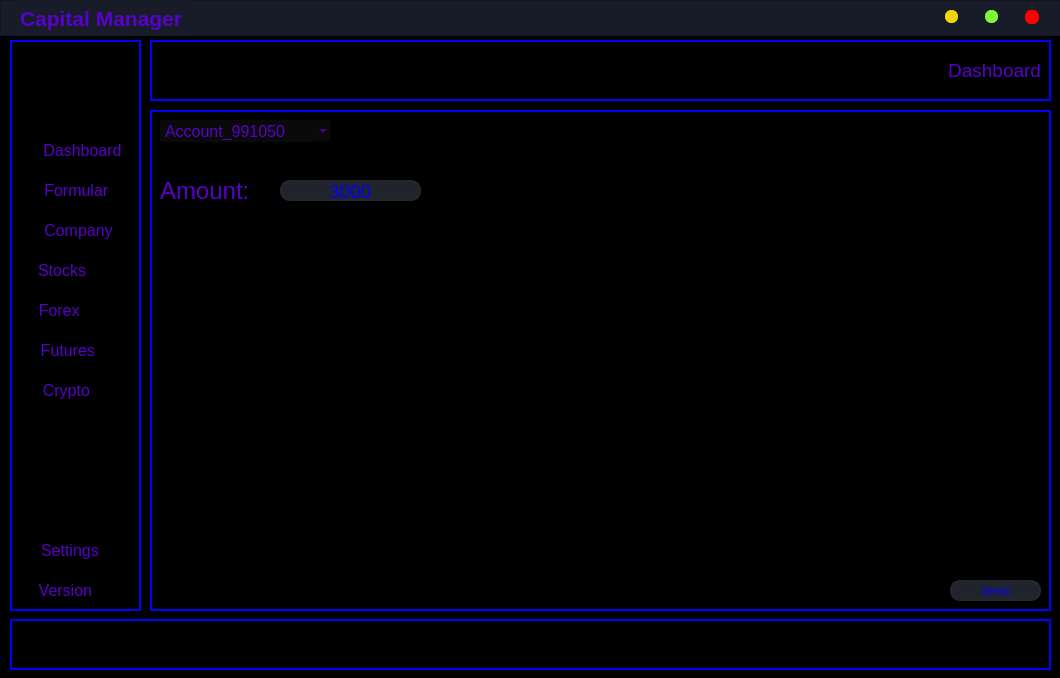
Qt form CapitalManager/main.ui (0xProtocol/FinancalManager) before a commit.
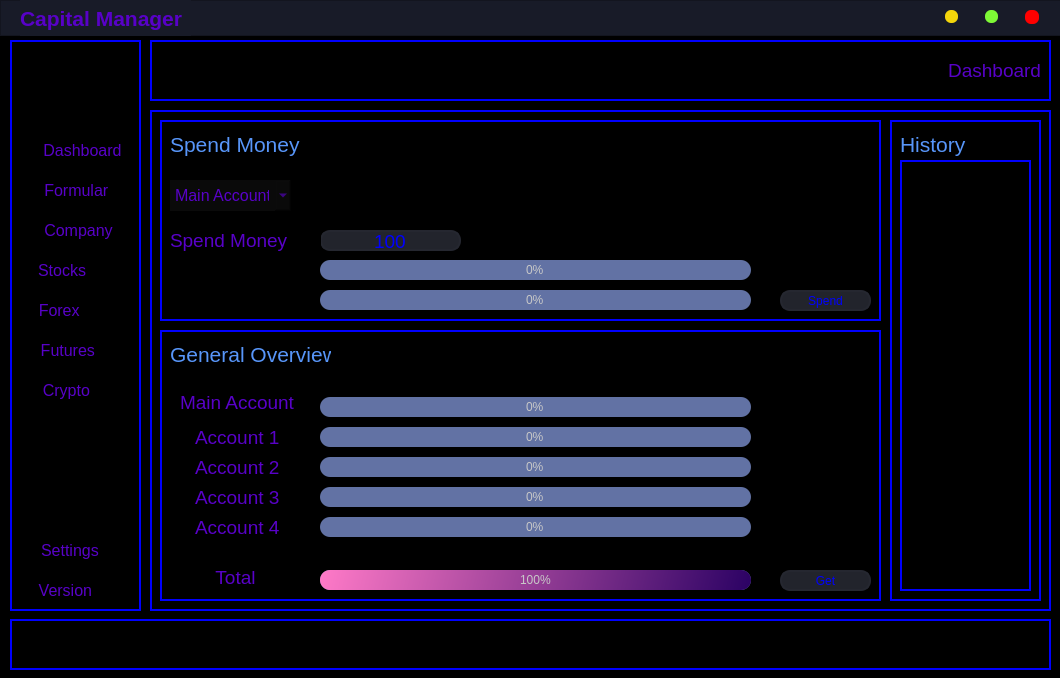
The same form after that commit. Icons and pictures are not drawn.

Commit message: Added History, Boxes, General Overview

Patch:
```diff
--- a/CapitalManager/main.ui
+++ b/CapitalManager/main.ui
@@ -829,7 +829,7 @@
      </size>
     </property>
    </widget>
-   <widget class="QFrame" name="frame">
+   <widget class="QFrame" name="frameup">
     <property name="geometry">
      <rect>
       <x>0</x>
@@ -954,122 +954,245 @@
     <property name="frameShadow">
      <enum>QFrame::Raised</enum>
     </property>
-    <widget class="QLabel" name="lblSpendMoney">
+    <widget class="QFrame" name="frameAccountStatistic">
      <property name="geometry">
       <rect>
-       <x>20</x>
-       <y>97</y>
-       <width>151</width>
-       <height>61</height>
+       <x>10</x>
+       <y>220</y>
+       <width>721</width>
+       <height>271</height>
       </rect>
      </property>
-     <property name="font">
-      <font>
-       <family>Segoe UI</family>
-       <pointsize>14</pointsize>
-      </font>
+     <property name="frameShape">
+      <enum>QFrame::StyledPanel</enum>
      </property>
-     <property name="styleSheet">
-      <string notr="true">color: rgb(88, 1, 200);
- border-top: 0px solid blue; 
- border-left: 0px solid blue; 
- border-right: 0px solid blue; 
- border-bottom: 0px solid blue; </string>
+     <property name="frameShadow">
+      <enum>QFrame::Raised</enum>
      </property>
-     <property name="text">
-      <string>Spend Money</string>
-     </property>
-    </widget>
-    <widget class="QComboBox" name="cbspendmoney">
-     <property name="geometry">
-      <rect>
-       <x>20</x>
-       <y>77</y>
-       <width>121</width>
-       <height>31</height>
-      </rect>
-     </property>
-     <property name="font">
-      <font>
-       <family>Segoe UI</family>
-       <pointsize>12</pointsize>
-      </font>
-     </property>
-     <property name="styleSheet">
-      <string notr="true">background-color: rgb(10,10,10);
-color: rgb(88, 1, 200);
+     <widget class="QProgressBar" name="pbAccount1">
+      <property name="geometry">
+       <rect>
+        <x>160</x>
+        <y>97</y>
+        <width>431</width>
+        <height>20</height>
+       </rect>
+      </property>
+      <property name="styleSheet">
+       <string notr="true">QProgressBar {
+	
+	background-color: rgb(98, 114, 164);
+	color: rgb(200, 200, 200);
+	border-style: none;
+	border-radius: 10px;
+	text-align: center;
+}
+QProgressBar::chunk{
+	border-radius: 10px;
+	background-color: qlineargradient(spread:pad, x1:0, y1:0.511364, x2:1, y2:0.523, stop:0 rgba(254, 121, 199, 255), stop:1 rgba(170, 85, 255, 255));
+}</string>
+      </property>
+      <property name="value">
+       <number>0</number>
+      </property>
+     </widget>
+     <widget class="QLabel" name="lblAccount2">
+      <property name="geometry">
+       <rect>
+        <x>35</x>
+        <y>127</y>
+        <width>91</width>
+        <height>21</height>
+       </rect>
+      </property>
+      <property name="font">
+       <font>
+        <family>Segoe UI</family>
+        <pointsize>14</pointsize>
+       </font>
+      </property>
+      <property name="styleSheet">
+       <string notr="true">color: rgb(88, 1, 200);
  border-top: 0px solid blue; 
  border-left: 0px solid blue; 
  border-right: 0px solid blue; 
  border-bottom: 0px solid blue; </string>
-     </property>
-     <property name="editable">
-      <bool>false</bool>
-     </property>
-     <property name="currentText">
-      <string>Main Account</string>
-     </property>
-     <item>
-      <property name="text">
-       <string>Main Account</string>
       </property>
-     </item>
-     <item>
-      <property name="text">
-       <string>Account 1</string>
-      </property>
-     </item>
-     <item>
       <property name="text">
        <string>Account 2</string>
       </property>
-     </item>
-     <item>
+     </widget>
+     <widget class="QLabel" name="lblAccount3">
+      <property name="geometry">
+       <rect>
+        <x>35</x>
+        <y>157</y>
+        <width>91</width>
+        <height>21</height>
+       </rect>
+      </property>
+      <property name="font">
+       <font>
+        <family>Segoe UI</family>
+        <pointsize>14</pointsize>
+       </font>
+      </property>
+      <property name="styleSheet">
+       <string notr="true">color: rgb(88, 1, 200);
+ border-top: 0px solid blue; 
+ border-left: 0px solid blue; 
+ border-right: 0px solid blue; 
+ border-bottom: 0px solid blue; </string>
+      </property>
       <property name="text">
        <string>Account 3</string>
       </property>
-     </item>
-     <item>
+     </widget>
+     <widget class="QLabel" name="lblAccount1">
+      <property name="geometry">
+       <rect>
+        <x>35</x>
+        <y>97</y>
+        <width>91</width>
+        <height>21</height>
+       </rect>
+      </property>
+      <property name="font">
+       <font>
+        <family>Segoe UI</family>
+        <pointsize>14</pointsize>
+       </font>
+      </property>
+      <property name="styleSheet">
+       <string notr="true">color: rgb(88, 1, 200);
+ border-top: 0px solid blue; 
+ border-left: 0px solid blue; 
+ border-right: 0px solid blue; 
+ border-bottom: 0px solid blue; </string>
+      </property>
+      <property name="text">
+       <string>Account 1</string>
+      </property>
+     </widget>
+     <widget class="QProgressBar" name="pbAccount2">
+      <property name="geometry">
+       <rect>
+        <x>160</x>
+        <y>127</y>
+        <width>431</width>
+        <height>20</height>
+       </rect>
+      </property>
+      <property name="styleSheet">
+       <string notr="true">QProgressBar {
+	
+	background-color: rgb(98, 114, 164);
+	color: rgb(200, 200, 200);
+	border-style: none;
+	border-radius: 10px;
+	text-align: center;
+}
+QProgressBar::chunk{
+	border-radius: 10px;
+	background-color: qlineargradient(spread:pad, x1:0, y1:0.511364, x2:1, y2:0.523, stop:0 rgba(254, 121, 199, 255), stop:1 rgba(170, 85, 255, 255));
+}</string>
+      </property>
+      <property name="value">
+       <number>0</number>
+      </property>
+     </widget>
+     <widget class="QLabel" name="lblTotal">
+      <property name="geometry">
+       <rect>
+        <x>30</x>
+        <y>237</y>
+        <width>91</width>
+        <height>21</height>
+       </rect>
+      </property>
+      <property name="font">
+       <font>
+        <family>Segoe UI</family>
+        <pointsize>14</pointsize>
+       </font>
+      </property>
+      <property name="styleSheet">
+       <string notr="true">color: rgb(88, 1, 200);
+ border-top: 0px solid blue; 
+ border-left: 0px solid blue; 
+ border-right: 0px solid blue; 
+ border-bottom: 0px solid blue; </string>
+      </property>
+      <property name="text">
+       <string>Total</string>
+      </property>
+      <property name="alignment">
+       <set>Qt::AlignCenter</set>
+      </property>
+     </widget>
+     <widget class="QLabel" name="lblMainAccount">
+      <property name="geometry">
+       <rect>
+        <x>20</x>
+        <y>62</y>
+        <width>121</width>
+        <height>21</height>
+       </rect>
+      </property>
+      <property name="font">
+       <font>
+        <family>Segoe UI</family>
+        <pointsize>14</pointsize>
+       </font>
+      </property>
+      <property name="styleSheet">
+       <string notr="true">color: rgb(88, 1, 200);
+ border-top: 0px solid blue; 
+ border-left: 0px solid blue; 
+ border-right: 0px solid blue; 
+ border-bottom: 0px solid blue; </string>
+      </property>
+      <property name="text">
+       <string>Main Account</string>
+      </property>
+     </widget>
+     <widget class="QLabel" name="lblAccount4">
+      <property name="geometry">
+       <rect>
+        <x>35</x>
+        <y>187</y>
+        <width>91</width>
+        <height>21</height>
+       </rect>
+      </property>
+      <property name="font">
+       <font>
+        <family>Segoe UI</family>
+        <pointsize>14</pointsize>
+       </font>
+      </property>
+      <property name="styleSheet">
+       <string notr="true">color: rgb(88, 1, 200);
+ border-top: 0px solid blue; 
+ border-left: 0px solid blue; 
+ border-right: 0px solid blue; 
+ border-bottom: 0px solid blue; </string>
+      </property>
       <property name="text">
        <string>Account 4</string>
       </property>
-     </item>
-    </widget>
-    <widget class="QPushButton" name="btnSend_2">
-     <property name="geometry">
-      <rect>
-       <x>800</x>
-       <y>470</y>
-       <width>91</width>
-       <height>21</height>
-      </rect>
-     </property>
-     <property name="styleSheet">
-      <string notr="true">QPushButton{
-border: 2px solid rgb(37,39,48);
-border-radius: 10px;
-color: #FFF;
-padding-left: 20px;
-padding-right: 20px;
-background-color: rgb(34,36,44);
-color:rgb(0,0,255);
-}</string>
-     </property>
-     <property name="text">
-      <string>Get</string>
-     </property>
-    </widget>
-    <widget class="QProgressBar" name="pbMainAccount">
-     <property name="geometry">
-      <rect>
-       <x>160</x>
-       <y>297</y>
-       <width>431</width>
-       <height>20</height>
-      </rect>
-     </property>
-     <property name="styleSheet">
-      <string notr="true">QProgressBar {
+     </widget>
+     <widget class="QProgressBar" name="pbAccount4">
+      <property name="geometry">
+       <rect>
+        <x>160</x>
+        <y>187</y>
+        <width>431</width>
+        <height>20</height>
+       </rect>
+      </property>
+      <property name="styleSheet">
+       <string notr="true">QProgressBar {
 	
 	background-color: rgb(98, 114, 164);
 	color: rgb(200, 200, 200);
@@ -1081,28 +1204,22 @@
 	border-radius: 10px;
 	background-color: qlineargradient(spread:pad, x1:0, y1:0.511364, x2:1, y2:0.523, stop:0 rgba(254, 121, 199, 255), stop:1 rgba(170, 85, 255, 255));
 }</string>
-     </property>
-     <property name="maximum">
-      <number>100</number>
-     </property>
-     <property name="value">
-      <number>0</number>
-     </property>
-     <property name="format">
-      <string>%p%</string>
-     </property>
-    </widget>
-    <widget class="QProgressBar" name="pbAccount2">
-     <property name="geometry">
-      <rect>
-       <x>160</x>
-       <y>357</y>
-       <width>431</width>
-       <height>20</height>
-      </rect>
-     </property>
-     <property name="styleSheet">
-      <string notr="true">QProgressBar {
+      </property>
+      <property name="value">
+       <number>0</number>
+      </property>
+     </widget>
+     <widget class="QProgressBar" name="pbMainAccount">
+      <property name="geometry">
+       <rect>
+        <x>160</x>
+        <y>67</y>
+        <width>431</width>
+        <height>20</height>
+       </rect>
+      </property>
+      <property name="styleSheet">
+       <string notr="true">QProgressBar {
 	
 	background-color: rgb(98, 114, 164);
 	color: rgb(200, 200, 200);
@@ -1114,319 +1231,28 @@
 	border-radius: 10px;
 	background-color: qlineargradient(spread:pad, x1:0, y1:0.511364, x2:1, y2:0.523, stop:0 rgba(254, 121, 199, 255), stop:1 rgba(170, 85, 255, 255));
 }</string>
-     </property>
-     <property name="value">
-      <number>0</number>
-     </property>
-    </widget>
-    <widget class="QProgressBar" name="pbAccount3">
-     <property name="geometry">
-      <rect>
-       <x>160</x>
-       <y>387</y>
-       <width>431</width>
-       <height>20</height>
-      </rect>
-     </property>
-     <property name="styleSheet">
-      <string notr="true">QProgressBar {
-	
-	background-color: rgb(98, 114, 164);
-	color: rgb(200, 200, 200);
-	border-style: none;
-	border-radius: 10px;
-	text-align: center;
-}
-QProgressBar::chunk{
-	border-radius: 10px;
-	background-color: qlineargradient(spread:pad, x1:0, y1:0.511364, x2:1, y2:0.523, stop:0 rgba(254, 121, 199, 255), stop:1 rgba(170, 85, 255, 255));
-}</string>
-     </property>
-     <property name="value">
-      <number>0</number>
-     </property>
-    </widget>
-    <widget class="QProgressBar" name="pbAccount4">
-     <property name="geometry">
-      <rect>
-       <x>160</x>
-       <y>417</y>
-       <width>431</width>
-       <height>20</height>
-      </rect>
-     </property>
-     <property name="styleSheet">
-      <string notr="true">QProgressBar {
-	
-	background-color: rgb(98, 114, 164);
-	color: rgb(200, 200, 200);
-	border-style: none;
-	border-radius: 10px;
-	text-align: center;
-}
-QProgressBar::chunk{
-	border-radius: 10px;
-	background-color: qlineargradient(spread:pad, x1:0, y1:0.511364, x2:1, y2:0.523, stop:0 rgba(254, 121, 199, 255), stop:1 rgba(170, 85, 255, 255));
-}</string>
-     </property>
-     <property name="value">
-      <number>0</number>
-     </property>
-    </widget>
-    <widget class="QProgressBar" name="pbAccount1">
-     <property name="geometry">
-      <rect>
-       <x>160</x>
-       <y>327</y>
-       <width>431</width>
-       <height>20</height>
-      </rect>
-     </property>
-     <property name="styleSheet">
-      <string notr="true">QProgressBar {
-	
-	background-color: rgb(98, 114, 164);
-	color: rgb(200, 200, 200);
-	border-style: none;
-	border-radius: 10px;
-	text-align: center;
-}
-QProgressBar::chunk{
-	border-radius: 10px;
-	background-color: qlineargradient(spread:pad, x1:0, y1:0.511364, x2:1, y2:0.523, stop:0 rgba(254, 121, 199, 255), stop:1 rgba(170, 85, 255, 255));
-}</string>
-     </property>
-     <property name="value">
-      <number>0</number>
-     </property>
-    </widget>
-    <widget class="QLabel" name="lblMainAccount">
-     <property name="geometry">
-      <rect>
-       <x>20</x>
-       <y>292</y>
-       <width>121</width>
-       <height>21</height>
-      </rect>
-     </property>
-     <property name="font">
-      <font>
-       <family>Segoe UI</family>
-       <pointsize>14</pointsize>
-      </font>
-     </property>
-     <property name="styleSheet">
-      <string notr="true">color: rgb(88, 1, 200);
- border-top: 0px solid blue; 
- border-left: 0px solid blue; 
- border-right: 0px solid blue; 
- border-bottom: 0px solid blue; </string>
-     </property>
-     <property name="text">
-      <string>Main Account</string>
-     </property>
-    </widget>
-    <widget class="QLabel" name="lblAccount1">
-     <property name="geometry">
-      <rect>
-       <x>35</x>
-       <y>327</y>
-       <width>91</width>
-       <height>21</height>
-      </rect>
-     </property>
-     <property name="font">
-      <font>
-       <family>Segoe UI</family>
-       <pointsize>14</pointsize>
-      </font>
-     </property>
-     <property name="styleSheet">
-      <string notr="true">color: rgb(88, 1, 200);
- border-top: 0px solid blue; 
- border-left: 0px solid blue; 
- border-right: 0px solid blue; 
- border-bottom: 0px solid blue; </string>
-     </property>
-     <property name="text">
-      <string>Account 1</string>
-     </property>
-    </widget>
-    <widget class="QLabel" name="lblAccount2">
-     <property name="geometry">
-      <rect>
-       <x>35</x>
-       <y>357</y>
-       <width>91</width>
-       <height>21</height>
-      </rect>
-     </property>
-     <property name="font">
-      <font>
-       <family>Segoe UI</family>
-       <pointsize>14</pointsize>
-      </font>
-     </property>
-     <property name="styleSheet">
-      <string notr="true">color: rgb(88, 1, 200);
- border-top: 0px solid blue; 
- border-left: 0px solid blue; 
- border-right: 0px solid blue; 
- border-bottom: 0px solid blue; </string>
-     </property>
-     <property name="text">
-      <string>Account 2</string>
-     </property>
-    </widget>
-    <widget class="QLabel" name="lblAccount4">
-     <property name="geometry">
-      <rect>
-       <x>35</x>
-       <y>417</y>
-       <width>91</width>
-       <height>21</height>
-      </rect>
-     </property>
-     <property name="font">
-      <font>
-       <family>Segoe UI</family>
-       <pointsize>14</pointsize>
-      </font>
-     </property>
-     <property name="styleSheet">
-      <string notr="true">color: rgb(88, 1, 200);
- border-top: 0px solid blue; 
- border-left: 0px solid blue; 
- border-right: 0px solid blue; 
- border-bottom: 0px solid blue; </string>
-     </property>
-     <property name="text">
-      <string>Account 4</string>
-     </property>
-    </widget>
-    <widget class="QLabel" name="lblAccount3">
-     <property name="geometry">
-      <rect>
-       <x>35</x>
-       <y>387</y>
-       <width>91</width>
-       <height>21</height>
-      </rect>
-     </property>
-     <property name="font">
-      <font>
-       <family>Segoe UI</family>
-       <pointsize>14</pointsize>
-      </font>
-     </property>
-     <property name="styleSheet">
-      <string notr="true">color: rgb(88, 1, 200);
- border-top: 0px solid blue; 
- border-left: 0px solid blue; 
- border-right: 0px solid blue; 
- border-bottom: 0px solid blue; </string>
-     </property>
-     <property name="text">
-      <string>Account 3</string>
-     </property>
-    </widget>
-    <widget class="QLineEdit" name="lespend">
-     <property name="geometry">
-      <rect>
-       <x>170</x>
-       <y>119</y>
-       <width>141</width>
-       <height>21</height>
-      </rect>
-     </property>
-     <property name="font">
-      <font>
-       <pointsize>14</pointsize>
-      </font>
-     </property>
-     <property name="styleSheet">
-      <string notr="true">QLineEdit{
-border: 2px solid rgb(37,39,48);
-border-radius: 10px;
-color: #FFF;
-padding-left: 20px;
-padding-right: 20px;
-background-color: rgb(34,36,44);
-color:rgb(0,0,255);
-}
-QLineEdit:hover { border: 2px solid rgb(48,50,62);}QLineEdit:focus{border:2px solid rgb(48,50,60)n}</string>
-     </property>
-     <property name="text">
-      <string>100</string>
-     </property>
-     <property name="alignment">
-      <set>Qt::AlignCenter</set>
-     </property>
-    </widget>
-    <widget class="QPushButton" name="btnSpend">
-     <property name="geometry">
-      <rect>
-       <x>330</x>
-       <y>118</y>
-       <width>91</width>
-       <height>21</height>
-      </rect>
-     </property>
-     <property name="styleSheet">
-      <string notr="true">QPushButton{
-border: 2px solid rgb(37,39,48);
-border-radius: 10px;
-color: #FFF;
-padding-left: 20px;
-padding-right: 20px;
-background-color: rgb(34,36,44);
-color:rgb(0,0,255);
-}</string>
-     </property>
-     <property name="text">
-      <string>Spend</string>
-     </property>
-    </widget>
-    <widget class="QLabel" name="lblTotal">
-     <property name="geometry">
-      <rect>
-       <x>30</x>
-       <y>467</y>
-       <width>91</width>
-       <height>21</height>
-      </rect>
-     </property>
-     <property name="font">
-      <font>
-       <family>Segoe UI</family>
-       <pointsize>14</pointsize>
-      </font>
-     </property>
-     <property name="styleSheet">
-      <string notr="true">color: rgb(88, 1, 200);
- border-top: 0px solid blue; 
- border-left: 0px solid blue; 
- border-right: 0px solid blue; 
- border-bottom: 0px solid blue; </string>
-     </property>
-     <property name="text">
-      <string>Total</string>
-     </property>
-     <property name="alignment">
-      <set>Qt::AlignCenter</set>
-     </property>
-    </widget>
-    <widget class="QProgressBar" name="pbTotal">
-     <property name="geometry">
-      <rect>
-       <x>160</x>
-       <y>470</y>
-       <width>431</width>
-       <height>20</height>
-      </rect>
-     </property>
-     <property name="styleSheet">
-      <string notr="true">QProgressBar {
+      </property>
+      <property name="maximum">
+       <number>100</number>
+      </property>
+      <property name="value">
+       <number>0</number>
+      </property>
+      <property name="format">
+       <string>%p%</string>
+      </property>
+     </widget>
+     <widget class="QProgressBar" name="pbTotal">
+      <property name="geometry">
+       <rect>
+        <x>160</x>
+        <y>240</y>
+        <width>431</width>
+        <height>20</height>
+       </rect>
+      </property>
+      <property name="styleSheet">
+       <string notr="true">QProgressBar {
 	
 	background-color: rgb(98, 114, 164);
 	color: rgb(200, 200, 200);
@@ -1438,22 +1264,413 @@
 	border-radius: 10px;
 	background-color: qlineargradient(spread:pad, x1:0, y1:0.511364, x2:1, y2:0.523, stop:0 rgba(254, 121, 199, 255), stop:1 rgba(44, 2, 100, 255));
 }</string>
+      </property>
+      <property name="value">
+       <number>100</number>
+      </property>
+     </widget>
+     <widget class="QProgressBar" name="pbAccount3">
+      <property name="geometry">
+       <rect>
+        <x>160</x>
+        <y>157</y>
+        <width>431</width>
+        <height>20</height>
+       </rect>
+      </property>
+      <property name="styleSheet">
+       <string notr="true">QProgressBar {
+	
+	background-color: rgb(98, 114, 164);
+	color: rgb(200, 200, 200);
+	border-style: none;
+	border-radius: 10px;
+	text-align: center;
+}
+QProgressBar::chunk{
+	border-radius: 10px;
+	background-color: qlineargradient(spread:pad, x1:0, y1:0.511364, x2:1, y2:0.523, stop:0 rgba(254, 121, 199, 255), stop:1 rgba(170, 85, 255, 255));
+}</string>
+      </property>
+      <property name="value">
+       <number>0</number>
+      </property>
+     </widget>
+     <widget class="QPushButton" name="btnSend_2">
+      <property name="geometry">
+       <rect>
+        <x>620</x>
+        <y>240</y>
+        <width>91</width>
+        <height>21</height>
+       </rect>
+      </property>
+      <property name="styleSheet">
+       <string notr="true">QPushButton{
+border: 2px solid rgb(37,39,48);
+border-radius: 10px;
+color: #FFF;
+padding-left: 20px;
+padding-right: 20px;
+background-color: rgb(34,36,44);
+color:rgb(0,0,255);
+}</string>
+      </property>
+      <property name="text">
+       <string>Get</string>
+      </property>
+     </widget>
+     <widget class="QLabel" name="lblAccountStatistic">
+      <property name="geometry">
+       <rect>
+        <x>10</x>
+        <y>10</y>
+        <width>161</width>
+        <height>28</height>
+       </rect>
+      </property>
+      <property name="font">
+       <font>
+        <family>Segoe UI</family>
+        <pointsize>16</pointsize>
+        <weight>50</weight>
+        <bold>false</bold>
+       </font>
+      </property>
+      <property name="styleSheet">
+       <string notr="true">color: rgb(88, 150, 250);
+ border-top: 0px solid blue; 
+ border-left: 0px solid blue; 
+ border-right: 0px solid blue; 
+ border-bottom: 0px solid blue; </string>
+      </property>
+      <property name="frameShape">
+       <enum>QFrame::NoFrame</enum>
+      </property>
+      <property name="lineWidth">
+       <number>1</number>
+      </property>
+      <property name="text">
+       <string>General Overview</string>
+      </property>
+     </widget>
+    </widget>
+    <widget class="QFrame" name="frame">
+     <property name="geometry">
+      <rect>
+       <x>10</x>
+       <y>10</y>
+       <width>721</width>
+       <height>201</height>
+      </rect>
      </property>
-     <property name="value">
-      <number>100</number>
+     <property name="frameShape">
+      <enum>QFrame::StyledPanel</enum>
      </property>
+     <property name="frameShadow">
+      <enum>QFrame::Raised</enum>
+     </property>
+     <widget class="QPushButton" name="btnSpend">
+      <property name="geometry">
+       <rect>
+        <x>620</x>
+        <y>170</y>
+        <width>91</width>
+        <height>21</height>
+       </rect>
+      </property>
+      <property name="styleSheet">
+       <string notr="true">QPushButton{
+border: 2px solid rgb(37,39,48);
+border-radius: 10px;
+color: #FFF;
+padding-left: 20px;
+padding-right: 20px;
+background-color: rgb(34,36,44);
+color:rgb(0,0,255);
+}</string>
+      </property>
+      <property name="text">
+       <string>Spend</string>
+      </property>
+     </widget>
+     <widget class="QComboBox" name="cbspendmoney">
+      <property name="geometry">
+       <rect>
+        <x>10</x>
+        <y>60</y>
+        <width>121</width>
+        <height>31</height>
+       </rect>
+      </property>
+      <property name="font">
+       <font>
+        <family>Segoe UI</family>
+        <pointsize>12</pointsize>
+       </font>
+      </property>
+      <property name="styleSheet">
+       <string notr="true">background-color: rgb(10,10,10);
+color: rgb(88, 1, 200);
+ border-top: 0px solid blue; 
+ border-left: 0px solid blue; 
+ border-right: 0px solid blue; 
+ border-bottom: 0px solid blue; </string>
+      </property>
+      <property name="editable">
+       <bool>false</bool>
+      </property>
+      <property name="currentText">
+       <string>Main Account</string>
+      </property>
+      <item>
+       <property name="text">
+        <string>Main Account</string>
+       </property>
+      </item>
+      <item>
+       <property name="text">
+        <string>Account 1</string>
+       </property>
+      </item>
+      <item>
+       <property name="text">
+        <string>Account 2</string>
+       </property>
+      </item>
+      <item>
+       <property name="text">
+        <string>Account 3</string>
+       </property>
+      </item>
+      <item>
+       <property name="text">
+        <string>Account 4</string>
+       </property>
+      </item>
+     </widget>
+     <widget class="QLineEdit" name="lespend">
+      <property name="geometry">
+       <rect>
+        <x>160</x>
+        <y>110</y>
+        <width>141</width>
+        <height>21</height>
+       </rect>
+      </property>
+      <property name="font">
+       <font>
+        <pointsize>14</pointsize>
+       </font>
+      </property>
+      <property name="styleSheet">
+       <string notr="true">QLineEdit{
+border: 2px solid rgb(37,39,48);
+border-radius: 10px;
+color: #FFF;
+padding-left: 20px;
+padding-right: 20px;
+background-color: rgb(34,36,44);
+color:rgb(0,0,255);
+}
+QLineEdit:hover { border: 2px solid rgb(48,50,62);}QLineEdit:focus{border:2px solid rgb(48,50,60)n}</string>
+      </property>
+      <property name="text">
+       <string>100</string>
+      </property>
+      <property name="alignment">
+       <set>Qt::AlignCenter</set>
+      </property>
+     </widget>
+     <widget class="QLabel" name="lblSpendMoney">
+      <property name="geometry">
+       <rect>
+        <x>10</x>
+        <y>110</y>
+        <width>151</width>
+        <height>21</height>
+       </rect>
+      </property>
+      <property name="font">
+       <font>
+        <family>Segoe UI</family>
+        <pointsize>14</pointsize>
+       </font>
+      </property>
+      <property name="styleSheet">
+       <string notr="true">color: rgb(88, 1, 200);
+ border-top: 0px solid blue; 
+ border-left: 0px solid blue; 
+ border-right: 0px solid blue; 
+ border-bottom: 0px solid blue; </string>
+      </property>
+      <property name="text">
+       <string>Spend Money</string>
+      </property>
+     </widget>
+     <widget class="QLabel" name="lblSpendMoney_2">
+      <property name="geometry">
+       <rect>
+        <x>10</x>
+        <y>10</y>
+        <width>131</width>
+        <height>28</height>
+       </rect>
+      </property>
+      <property name="font">
+       <font>
+        <family>Segoe UI</family>
+        <pointsize>16</pointsize>
+        <weight>50</weight>
+        <bold>false</bold>
+       </font>
+      </property>
+      <property name="styleSheet">
+       <string notr="true">color: rgb(88, 150, 250);
+ border-top: 0px solid blue; 
+ border-left: 0px solid blue; 
+ border-right: 0px solid blue; 
+ border-bottom: 0px solid blue; </string>
+      </property>
+      <property name="text">
+       <string>Spend Money</string>
+      </property>
+     </widget>
+     <widget class="QProgressBar" name="pbSpendMoney">
+      <property name="geometry">
+       <rect>
+        <x>160</x>
+        <y>140</y>
+        <width>431</width>
+        <height>20</height>
+       </rect>
+      </property>
+      <property name="styleSheet">
+       <string notr="true">QProgressBar {
+	
+	background-color: rgb(98, 114, 164);
+	color: rgb(200, 200, 200);
+	border-style: none;
+	border-radius: 10px;
+	text-align: center;
+}
+QProgressBar::chunk{
+	border-radius: 10px;
+	background-color: qlineargradient(spread:pad, x1:0, y1:0.511364, x2:1, y2:0.523, stop:0 rgba(254, 121, 199, 255), stop:1 rgba(170, 85, 255, 255));
+}</string>
+      </property>
+      <property name="maximum">
+       <number>100</number>
+      </property>
+      <property name="value">
+       <number>0</number>
+      </property>
+      <property name="format">
+       <string>%p%</string>
+      </property>
+     </widget>
+     <widget class="QProgressBar" name="pbSpendMoneyEuro">
+      <property name="geometry">
+       <rect>
+        <x>160</x>
+        <y>170</y>
+        <width>431</width>
+        <height>20</height>
+       </rect>
+      </property>
+      <property name="styleSheet">
+       <string notr="true">QProgressBar {
+	
+	background-color: rgb(98, 114, 164);
+	color: rgb(200, 200, 200);
+	border-style: none;
+	border-radius: 10px;
+	text-align: center;
+}
+QProgressBar::chunk{
+	border-radius: 10px;
+	background-color: qlineargradient(spread:pad, x1:0, y1:0.511364, x2:1, y2:0.523, stop:0 rgba(254, 121, 199, 255), stop:1 rgba(170, 85, 255, 255));
+}</string>
+      </property>
+      <property name="maximum">
+       <number>100</number>
+      </property>
+      <property name="value">
+       <number>0</number>
+      </property>
+      <property name="format">
+       <string>%p%</string>
+      </property>
+     </widget>
+    </widget>
+    <widget class="QFrame" name="frameHistory">
+     <property name="geometry">
+      <rect>
+       <x>740</x>
+       <y>10</y>
+       <width>151</width>
+       <height>481</height>
+      </rect>
+     </property>
+     <property name="frameShape">
+      <enum>QFrame::StyledPanel</enum>
+     </property>
+     <property name="frameShadow">
+      <enum>QFrame::Raised</enum>
+     </property>
+     <widget class="QLabel" name="lblHistory">
+      <property name="geometry">
+       <rect>
+        <x>10</x>
+        <y>10</y>
+        <width>91</width>
+        <height>28</height>
+       </rect>
+      </property>
+      <property name="font">
+       <font>
+        <family>Segoe UI</family>
+        <pointsize>16</pointsize>
+        <weight>50</weight>
+        <bold>false</bold>
+       </font>
+      </property>
+      <property name="styleSheet">
+       <string notr="true">color: rgb(88, 150, 250);
+ border-top: 0px solid blue; 
+ border-left: 0px solid blue; 
+ border-right: 0px solid blue; 
+ border-bottom: 0px solid blue; </string>
+      </property>
+      <property name="text">
+       <string>History</string>
+      </property>
+     </widget>
+     <widget class="QListWidget" name="listwidgethistory">
+      <property name="geometry">
+       <rect>
+        <x>10</x>
+        <y>40</y>
+        <width>131</width>
+        <height>431</height>
+       </rect>
+      </property>
+      <property name="styleSheet">
+       <string notr="true">color: rgb(255, 0, 0);</string>
+      </property>
+     </widget>
     </widget>
    </widget>
-   <zorder>frmDashboard</zorder>
-   <zorder>frmFormular</zorder>
    <zorder>frmCompanyFormular</zorder>
-   <zorder>frame</zorder>
+   <zorder>frmDashboard</zorder>
+   <zorder>frameup</zorder>
    <zorder>frameleft</zorder>
    <zorder>btn_minimize</zorder>
    <zorder>btn_maximize</zorder>
    <zorder>btn_close</zorder>
    <zorder>frametop</zorder>
    <zorder>framdown</zorder>
+   <zorder>frmFormular</zorder>
   </widget>
  </widget>
  <resources>
```
The commit also changes 3 other files.
